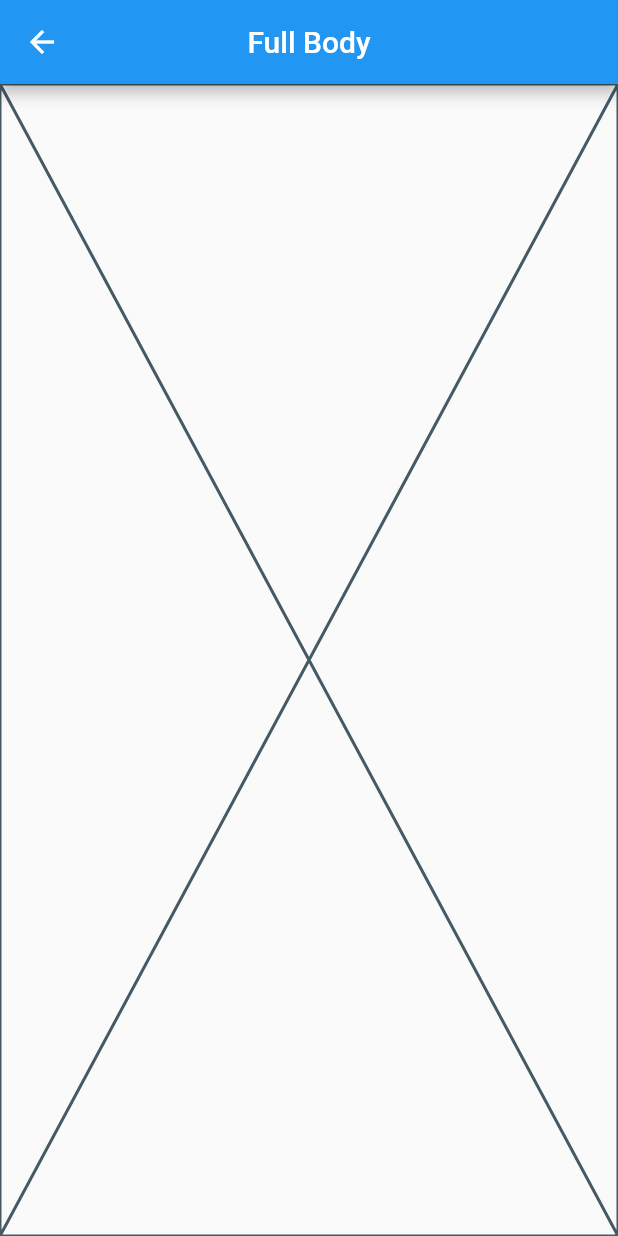
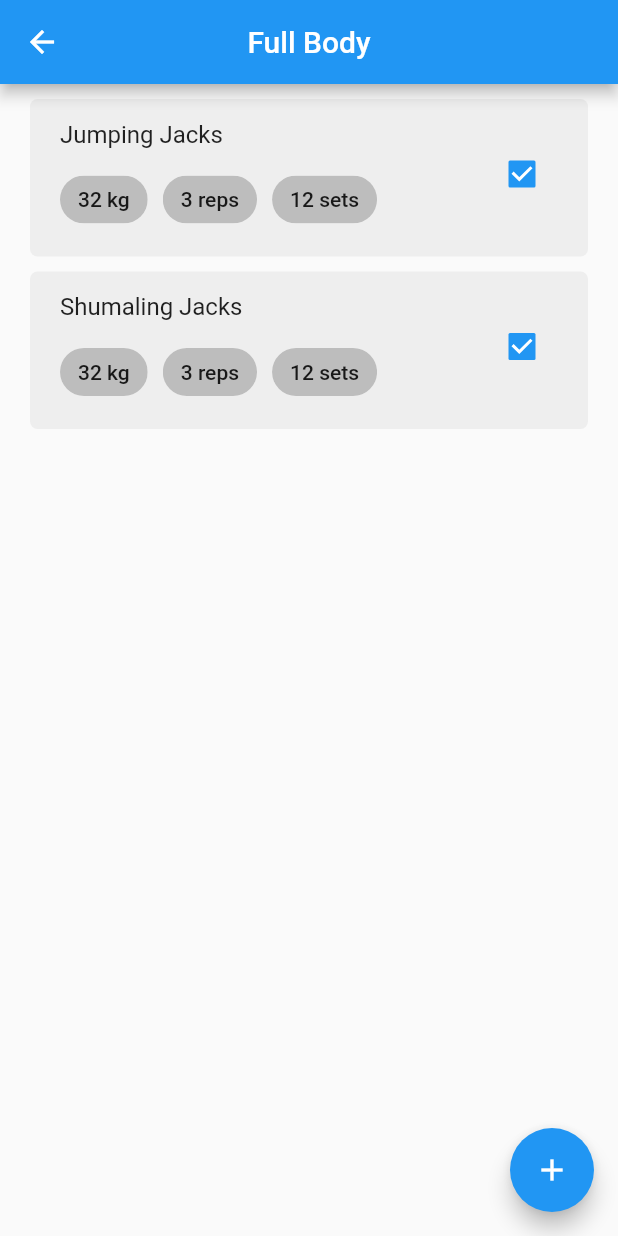
Before and after one commit to salmannaeem112215/flutter_gym_workout_app, a Flutter app: the screen it shows after launch, after a tap on the "arrow forward ios" icon, on a phone screen of 412 x 824 dp. Run offline on Flutter 3.47's test engine with Material 2 defaults, Android fonts, the phone set to English and light mode, and no system bars.

Commit message:
Excercise Tile

```diff
--- a/lib/data/workoute_data.dart
+++ b/lib/data/workout_data.dart
@@ -23,6 +23,23 @@ class WorkoutData extends ChangeNotifier {
           sets: '12',
           weight: '32',
         ),
+        Excercise(
+          name: 'Shumaling Jacks',
+          reps: '3',
+          sets: '12',
+          weight: '32',
+        ),
+      ],
+    ),
+    Workout(
+      name: 'Lower Body',
+      excercises: [
+        Excercise(
+          name: 'Jumping Jacks',
+          reps: '3',
+          sets: '12',
+          weight: '32',
+        ),
       ],
     ),
   ];
@@ -39,8 +56,13 @@ class WorkoutData extends ChangeNotifier {
   }
 
   // Add an Excercise to a Workout
-  void addExcercise(String workoutName, String excerciseName, String reps,
-      String sets, String weight) {
+  void addExcercise({
+    required String workoutName,
+    required String excerciseName,
+    required String reps,
+    required String sets,
+    required String weight,
+  }) {
     // get Releveant Wrokout ..
     Workout relevantWorkout =
         workouts.firstWhere((element) => element.name == workoutName);
--- a/lib/main.dart
+++ b/lib/main.dart
@@ -1,5 +1,5 @@
 import 'package:flutter/material.dart';
-import 'package:flutter_gym_workout_app/data/workoute_data.dart';
+import 'package:flutter_gym_workout_app/data/workout_data.dart';
 import 'package:flutter_gym_workout_app/routes.dart';
 import 'package:flutter_gym_workout_app/screen/home/home.dart';
 import 'package:provider/provider.dart';
--- a/lib/routes.dart
+++ b/lib/routes.dart
@@ -1,6 +1,6 @@
 import 'package:flutter/material.dart';
 import 'package:flutter_gym_workout_app/screen/home/home.dart';
-import 'package:flutter_gym_workout_app/screen/worukout/workout_screen.dart';
+import 'package:flutter_gym_workout_app/screen/workout/workout_screen.dart';
 
 Map<String, Widget Function(BuildContext)> routes = {
   HomeScreen.routeName: (ctx) => const HomeScreen(),
--- a/lib/screen/home/components.dart/add_workout_btn.dart
+++ b/lib/screen/home/components.dart/add_workout_btn.dart
@@ -1,7 +1,7 @@
 import 'package:flutter/material.dart';
 import 'package:provider/provider.dart';
 
-import '../../../data/workoute_data.dart';
+import '../../../data/workout_data.dart';
 
 class AddWorkOutButton extends StatelessWidget {
   AddWorkOutButton({super.key, required this.ctx});
--- a/lib/screen/home/components.dart/body.dart
+++ b/lib/screen/home/components.dart/body.dart
@@ -1,8 +1,8 @@
 import 'package:flutter/material.dart';
-import 'package:flutter_gym_workout_app/screen/home/components.dart/workout_list.dart';
 import 'package:provider/provider.dart';
 
-import 'package:flutter_gym_workout_app/data/workoute_data.dart';
+import 'package:flutter_gym_workout_app/screen/home/components.dart/workout_tile.dart';
+import 'package:flutter_gym_workout_app/data/workout_data.dart';
 
 class Body extends StatelessWidget {
   const Body({super.key});
@@ -10,9 +10,11 @@ class Body extends StatelessWidget {
   @override
   Widget build(BuildContext context) {
     return Consumer<WorkoutData>(
-      builder: (context, value, child) {
-        return WorkoutList(workouts: value.workouts);
-      },
+      builder: (context, value, child) => ListView.builder(
+        itemCount: value.workouts.length,
+        itemBuilder: (context, index) =>
+            WorkoutTile(workoutName: value.workouts[index].name),
+      ),
     );
   }
 }
--- a/lib/screen/home/components.dart/workout_list.dart
+++ /dev/null
@@ -1,31 +0,0 @@
-import 'package:flutter/material.dart';
-
-import '../../../models/workout.dart';
-import '../../worukout/workout_screen.dart';
-
-class WorkoutList extends StatelessWidget {
-  const WorkoutList({
-    super.key,
-    required this.workouts,
-  });
-  final List<Workout> workouts;
-  @override
-  Widget build(BuildContext context) {
-    return ListView.builder(
-      itemCount: workouts.length,
-      itemBuilder: (context, index) => ListTile(
-          title: Text(workouts[index].name),
-          trailing: IconButton(
-            icon: const Icon(Icons.arrow_forward_ios_rounded),
-            onPressed: () {
-              Navigator.pushNamed(
-                context,
-                WorkoutScreen.routeName,
-                arguments: WorkoutArguments(name: workouts[index].name),
-              );
-            },
-          )),
-    );
-    ;
-  }
-}
--- /dev/null
+++ b/lib/screen/home/components.dart/workout_tile.dart
@@ -0,0 +1,24 @@
+import 'package:flutter/material.dart';
+
+import '../../workout/workout_screen.dart';
+
+class WorkoutTile extends StatelessWidget {
+  const WorkoutTile({super.key, required this.workoutName});
+  final String workoutName;
+
+  @override
+  Widget build(BuildContext context) {
+    return ListTile(
+        title: Text(workoutName),
+        trailing: IconButton(
+          icon: const Icon(Icons.arrow_forward_ios_rounded),
+          onPressed: () {
+            Navigator.pushNamed(
+              context,
+              WorkoutScreen.routeName,
+              arguments: WorkoutArguments(name: workoutName),
+            );
+          },
+        ));
+  }
+}
--- /dev/null
+++ b/lib/screen/workout/components/body.dart
@@ -0,0 +1,28 @@
+import 'package:flutter/material.dart';
+import 'package:flutter_gym_workout_app/data/workout_data.dart';
+import 'package:flutter_gym_workout_app/models/workout.dart';
+import 'package:provider/provider.dart';
+import './workout_tile.dart';
+
+class Body extends StatelessWidget {
+  const Body({super.key, required this.workoutName});
+  final String workoutName;
+
+  @override
+  Widget build(BuildContext context) {
+    return Consumer<WorkoutData>(builder: (context, value, child) {
+      Workout workout = value.getRelevantWorkout(workoutName);
+      return ListView.builder(
+        itemCount: workout.excercises.length,
+        itemBuilder: ((context, index) => WorkoutTile(
+              workoutName: workout.name,
+              excercise: workout.excercises[index],
+              onCheckboxChanged: () => value.checkOffExcercise(
+                workout.name,
+                workout.excercises[index].name,
+              ),
+            )),
+      );
+    });
+  }
+}
--- /dev/null
+++ b/lib/screen/workout/components/workout_tile.dart
@@ -0,0 +1,64 @@
+import 'package:flutter/material.dart';
+import 'package:flutter_gym_workout_app/models/excercise.dart';
+
+class WorkoutTile extends StatelessWidget {
+  const WorkoutTile({
+    super.key,
+    required this.excercise,
+    required this.workoutName,
+    required this.onCheckboxChanged,
+  });
+  final String workoutName;
+  final Excercise excercise;
+  final Function onCheckboxChanged;
+
+  @override
+  Widget build(BuildContext context) {
+    return Container(
+      margin: const EdgeInsets.only(top: 10, left: 20, right: 20),
+      decoration: BoxDecoration(
+        color: Colors.grey.shade200,
+        borderRadius: BorderRadius.circular(5),
+      ),
+      child: ListTile(
+        contentPadding:
+            const EdgeInsets.symmetric(horizontal: 20, vertical: 10),
+        title: Text(
+          excercise.name,
+        ),
+        trailing: Checkbox(
+          value: excercise.isCompleted,
+          onChanged: (val) => onCheckboxChanged(),
+        ),
+        subtitle: Padding(
+          padding: const EdgeInsets.only(top: 10),
+          child: Row(
+            children: [
+              Padding(
+                padding: const EdgeInsets.only(right: 10),
+                child: Chip(
+                  label: Text('${excercise.weight} kg'),
+                  backgroundColor: Colors.grey.shade400,
+                ),
+              ),
+              Padding(
+                padding: const EdgeInsets.only(right: 10),
+                child: Chip(
+                  label: Text('${excercise.reps} reps'),
+                  backgroundColor: Colors.grey.shade400,
+                ),
+              ),
+              Padding(
+                padding: const EdgeInsets.only(right: 10),
+                child: Chip(
+                  label: Text('${excercise.sets} sets'),
+                  backgroundColor: Colors.grey.shade400,
+                ),
+              ),
+            ],
+          ),
+        ),
+      ),
+    );
+  }
+}
--- a/lib/screen/worukout/workout_screen.dart
+++ b/lib/screen/workout/workout_screen.dart
@@ -1,6 +1,7 @@
 import 'package:flutter/material.dart';
 
 import './components/body.dart';
+import './components/add_excercise_btn.dart';
 
 class WorkoutScreen extends StatelessWidget {
   static String routeName = "/workout";
@@ -14,7 +15,12 @@ class WorkoutScreen extends StatelessWidget {
         title: Text(args.name),
         centerTitle: true,
       ),
-      body: const Body(),
+      body: Body(
+        workoutName: args.name,
+      ),
+      floatingActionButton: AddExcerciseButton(
+        workoutName: args.name,
+      ),
     );
   }
 }
--- a/lib/screen/worukout/components/body.dart
+++ /dev/null
@@ -1,10 +0,0 @@
-import 'package:flutter/material.dart';
-
-class Body extends StatelessWidget {
-  const Body({super.key});
-
-  @override
-  Widget build(BuildContext context) {
-    return const Placeholder();
-  }
-}
```
Also changed, not shown: lib/screen/workout/components/add_excercise_btn.dart (added, +96 -0 lines).
